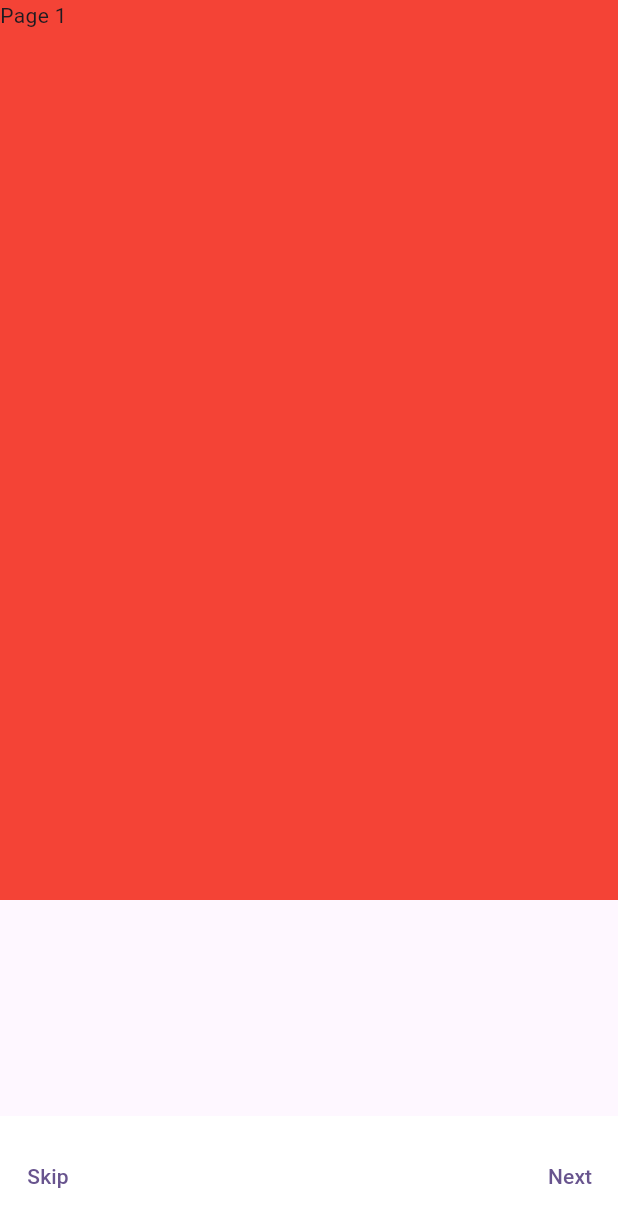
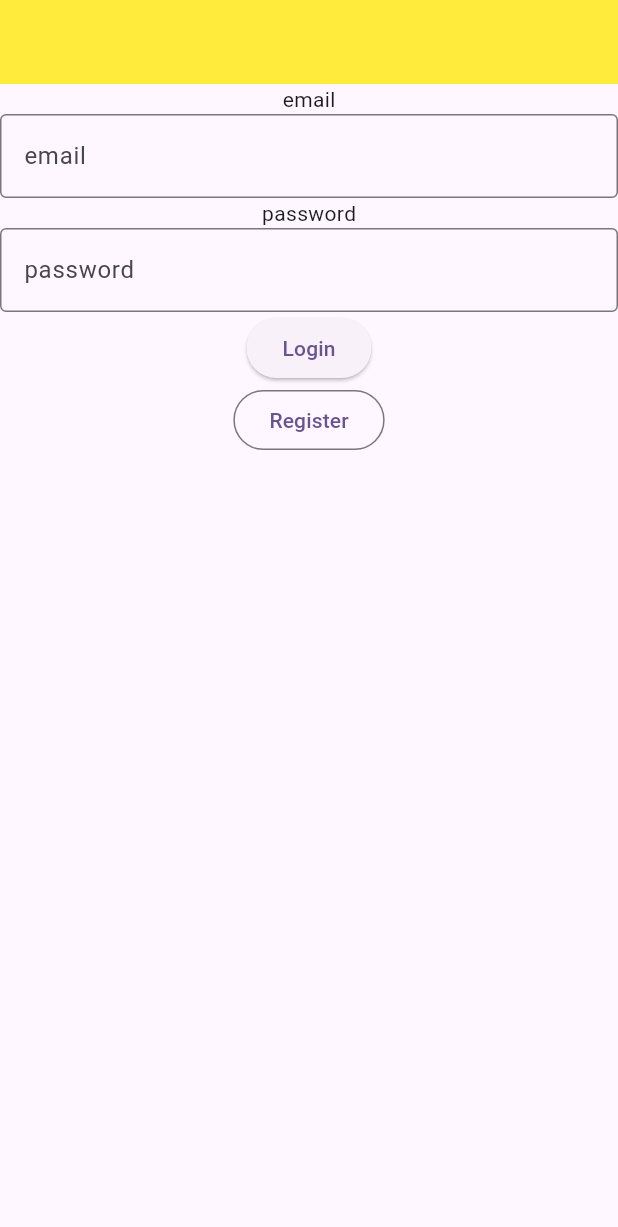
Before and after one commit to Kuldip96/demoApp, a Flutter app: the screen it shows after launch, on a phone screen of 412 x 824 dp. Shown: the top 1227 px of the screen. Run offline on Flutter 3.47's test engine with Material 3 defaults, Android fonts, the phone set to English and light mode, and no system bars; our stand-ins replace firebase_auth, firebase_core; accounts and stored records are empty.

Commit message:
firebase auth

```diff
--- /dev/null
+++ b/lib/auth/signinscreen.dart
@@ -0,0 +1,56 @@
+import 'package:demo_app/auth/signupscreen.dart';
+import 'package:flutter/material.dart';
+
+class SignInScreen extends StatefulWidget {
+  const SignInScreen({super.key});
+
+  @override
+  State<SignInScreen> createState() => _SignInScreenState();
+}
+
+class _SignInScreenState extends State<SignInScreen> {
+  TextEditingController emailController = TextEditingController();
+  TextEditingController password = TextEditingController();
+  @override
+  Widget build(BuildContext context) {
+    return Scaffold(
+      appBar: AppBar(
+        backgroundColor: Colors.yellow,
+      ),
+      body: Column(
+        children: [
+          const Text('email'),
+          TextFormField(
+            controller: emailController,
+            decoration: const InputDecoration(
+              border: OutlineInputBorder(),
+              hintText: 'email',
+            ),
+          ),
+          const Text('password'),
+          TextFormField(
+            controller: password,
+            decoration: const InputDecoration(
+              border: OutlineInputBorder(),
+              hintText: 'password',
+            ),
+          ),
+          ElevatedButton(
+            onPressed: () {},
+            child: const Text('Login'),
+          ),
+          OutlinedButton(
+              onPressed: () {
+                Navigator.push(
+                  context,
+                  MaterialPageRoute(
+                    builder: (_) => const SignUpScreen(),
+                  ),
+                );
+              },
+              child: const Text('Register'))
+        ],
+      ),
+    );
+  }
+}
--- a/lib/main.dart
+++ b/lib/main.dart
@@ -1,3 +1,4 @@
+import 'package:demo_app/auth/signinscreen.dart';
 import 'package:demo_app/firebase_options.dart';
 import 'package:demo_app/view/home/home_screen.dart';
 import 'package:demo_app/view/navigator_screen.dart';
@@ -23,7 +24,7 @@ class MyApp extends StatelessWidget {
         colorScheme: ColorScheme.fromSeed(seedColor: Colors.deepPurple),
         useMaterial3: true,
       ),
-      home: PageViewScreen(),
+      home: SignInScreen(),
     );
   }
 }
--- a/pubspec.yaml
+++ b/pubspec.yaml
@@ -36,6 +36,7 @@ dependencies:
   # Use with the CupertinoIcons class for iOS style icons.
   cupertino_icons: ^1.0.2
   firebase_core: ^2.25.4
+  firebase_auth: ^4.17.4
 
 dev_dependencies:
   flutter_test:
```
Also changed, not shown: lib/auth/signupscreen.dart (added, +84 -0 lines), pubspec.lock, 1 other file.
